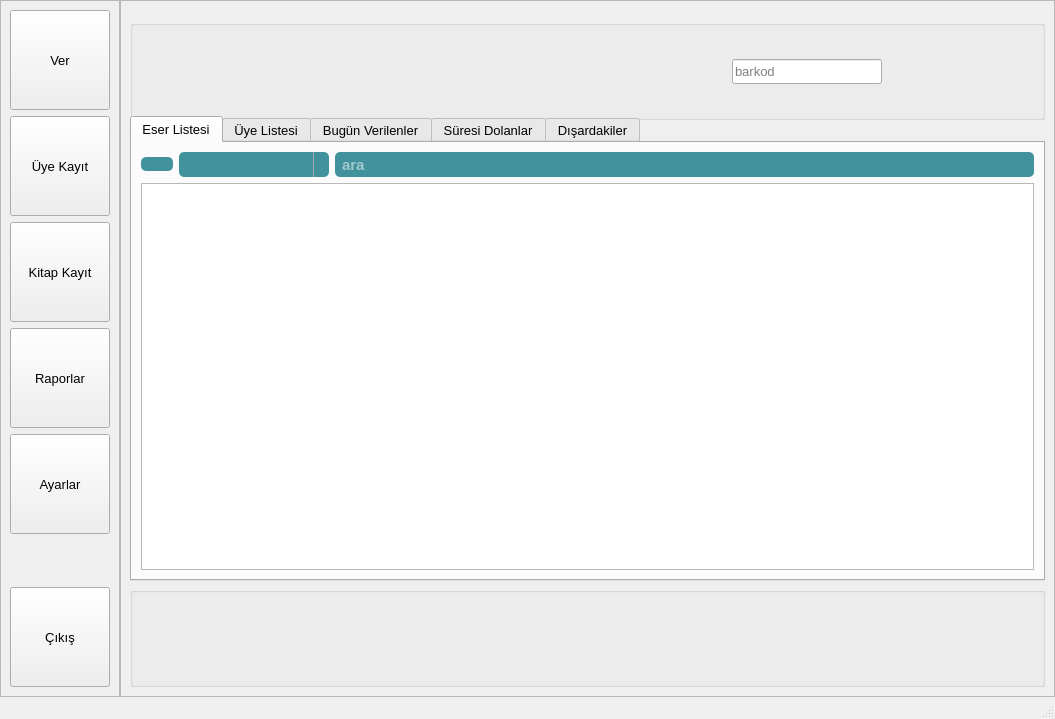
Above: ui/anasayfa2.ui from mseroglu/kutuphaneOtomasyon before the change. Below: the same form after it.
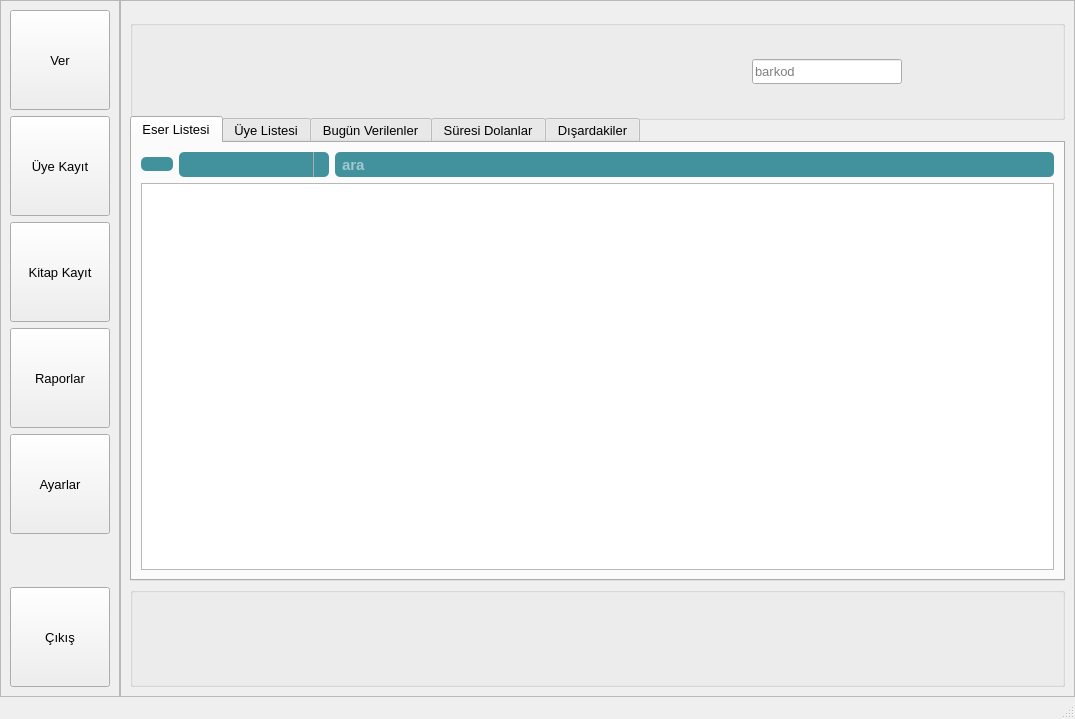
That is the form after the change. Icons and pictures are not drawn.

```diff
--- a/ui/anasayfa2.ui
+++ b/ui/anasayfa2.ui
@@ -6,7 +6,7 @@
    <rect>
     <x>0</x>
     <y>0</y>
-    <width>1055</width>
+    <width>1075</width>
     <height>719</height>
    </rect>
   </property>
```
Left out of the diff: 6 changed lines with no effect on the pictures.
